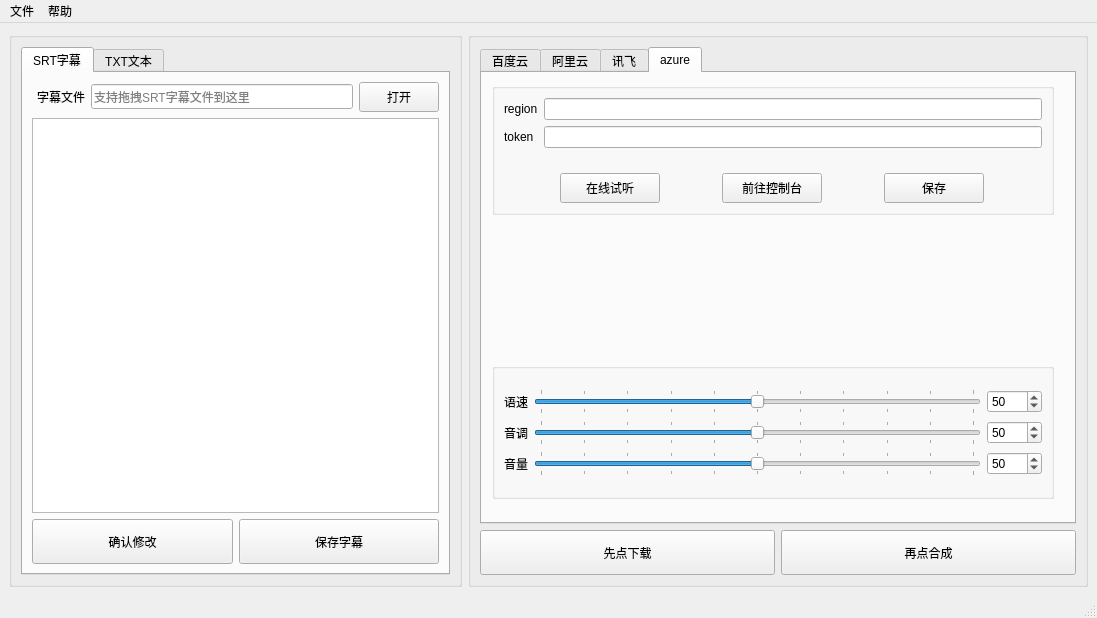
Old version of the form mainwindow.ui in the repository kizx/subtitle2audio.
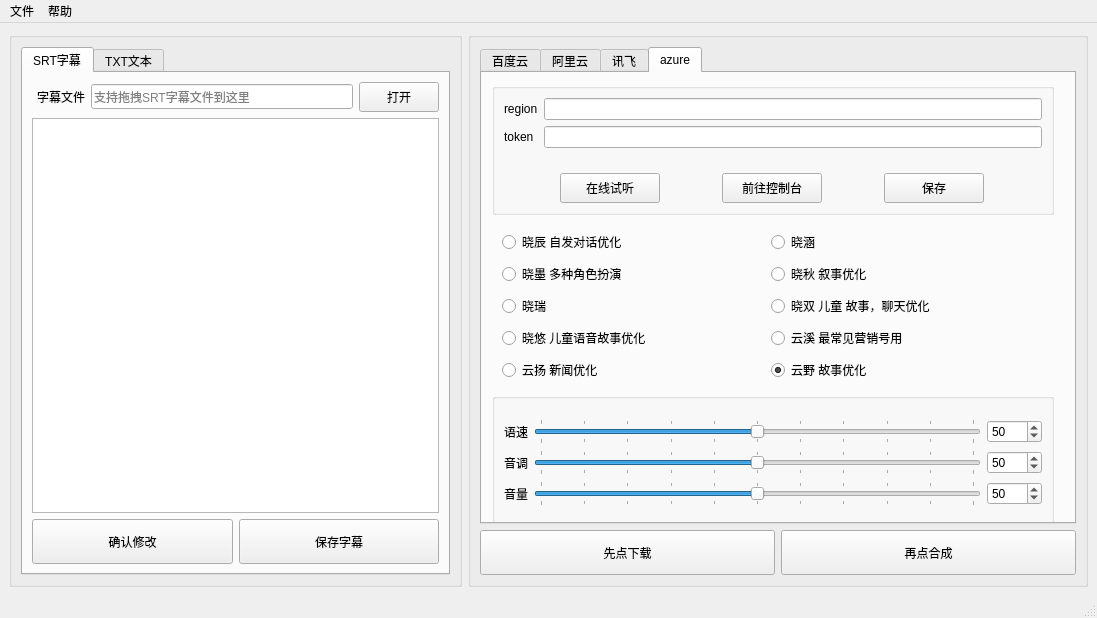
New version of the form. Custom widgets are drawn as their Qt base class.

Commit message: Add azure tab

```diff
--- a/mainwindow.ui
+++ b/mainwindow.ui
@@ -2156,7 +2156,7 @@
            <property name="geometry">
             <rect>
              <x>10</x>
-             <y>290</y>
+             <y>320</y>
              <width>562</width>
              <height>136</height>
             </rect>
@@ -2330,6 +2330,151 @@
             </item>
            </layout>
           </widget>
+          <widget class="QWidget" name="gridWidget" native="true">
+           <property name="geometry">
+            <rect>
+             <x>20</x>
+             <y>155</y>
+             <width>531</width>
+             <height>161</height>
+            </rect>
+           </property>
+           <layout class="QGridLayout" name="gridLayout_5">
+            <item row="2" column="0">
+             <widget class="QRadioButton" name="radioButton_5">
+              <property name="accessibleDescription">
+               <string>zh-CN-XiaomoNeural</string>
+              </property>
+              <property name="text">
+               <string>晓墨 多种角色扮演</string>
+              </property>
+              <attribute name="buttonGroup">
+               <string notr="true">per_azu</string>
+              </attribute>
+             </widget>
+            </item>
+            <item row="7" column="0">
+             <widget class="QRadioButton" name="radioButton">
+              <property name="accessibleDescription">
+               <string>zh-CN-YunyangNeural</string>
+              </property>
+              <property name="text">
+               <string>云扬 新闻优化</string>
+              </property>
+              <attribute name="buttonGroup">
+               <string notr="true">per_azu</string>
+              </attribute>
+             </widget>
+            </item>
+            <item row="4" column="1">
+             <widget class="QRadioButton" name="radioButton_10">
+              <property name="accessibleDescription">
+               <string>zh-CN-XiaoshuangNeural</string>
+              </property>
+              <property name="text">
+               <string>晓双 儿童 故事，聊天优化</string>
+              </property>
+              <attribute name="buttonGroup">
+               <string notr="true">per_azu</string>
+              </attribute>
+             </widget>
+            </item>
+            <item row="4" column="0">
+             <widget class="QRadioButton" name="radioButton_9">
+              <property name="accessibleDescription">
+               <string>zh-CN-XiaoruiNeural</string>
+              </property>
+              <property name="text">
+               <string>晓瑞</string>
+              </property>
+              <attribute name="buttonGroup">
+               <string notr="true">per_azu</string>
+              </attribute>
+             </widget>
+            </item>
+            <item row="6" column="0">
+             <widget class="QRadioButton" name="radioButton_4">
+              <property name="accessibleDescription">
+               <string>zh-CN-XiaoyouNeural</string>
+              </property>
+              <property name="text">
+               <string>晓悠 儿童语音故事优化</string>
+              </property>
+              <attribute name="buttonGroup">
+               <string notr="true">per_azu</string>
+              </attribute>
+             </widget>
+            </item>
+            <item row="1" column="1">
+             <widget class="QRadioButton" name="radioButton_6">
+              <property name="accessibleDescription">
+               <string>zh-CN-XiaohanNeural</string>
+              </property>
+              <property name="text">
+               <string>晓涵</string>
+              </property>
+              <attribute name="buttonGroup">
+               <string notr="true">per_azu</string>
+              </attribute>
+             </widget>
+            </item>
+            <item row="2" column="1">
+             <widget class="QRadioButton" name="radioButton_7">
+              <property name="accessibleDescription">
+               <string>zh-CN-XiaoqiuNeural</string>
+              </property>
+              <property name="text">
+               <string>晓秋 叙事优化</string>
+              </property>
+              <attribute name="buttonGroup">
+               <string notr="true">per_azu</string>
+              </attribute>
+             </widget>
+            </item>
+            <item row="6" column="1">
+             <widget class="QRadioButton" name="radioButton_8">
+              <property name="accessibleDescription">
+               <string>zh-CN-YunxiNeural</string>
+              </property>
+              <property name="text">
+               <string>云溪 最常见营销号用</string>
+              </property>
+              <attribute name="buttonGroup">
+               <string notr="true">per_azu</string>
+              </attribute>
+             </widget>
+            </item>
+            <item row="1" column="0">
+             <widget class="QRadioButton" name="radioButton_2">
+              <property name="accessibleDescription">
+               <string>zh-CN-XiaochenNeural</string>
+              </property>
+              <property name="text">
+               <string>晓辰 自发对话优化</string>
+              </property>
+              <attribute name="buttonGroup">
+               <string notr="true">per_azu</string>
+              </attribute>
+             </widget>
+            </item>
+            <item row="7" column="1">
+             <widget class="QRadioButton" name="radioButton_11">
+              <property name="accessibleDescription">
+               <string>zh-CN-YunyeNeural</string>
+              </property>
+              <property name="text">
+               <string>云野 故事优化</string>
+              </property>
+              <property name="checked">
+               <bool>true</bool>
+              </property>
+              <attribute name="buttonGroup">
+               <string notr="true">per_azu</string>
+              </attribute>
+             </widget>
+            </item>
+           </layout>
+          </widget>
          </widget>
         </widget>
        </item>
```
Left out of the diff: 3 changed lines with no effect on the pictures. The commit also changes 3 other files.
